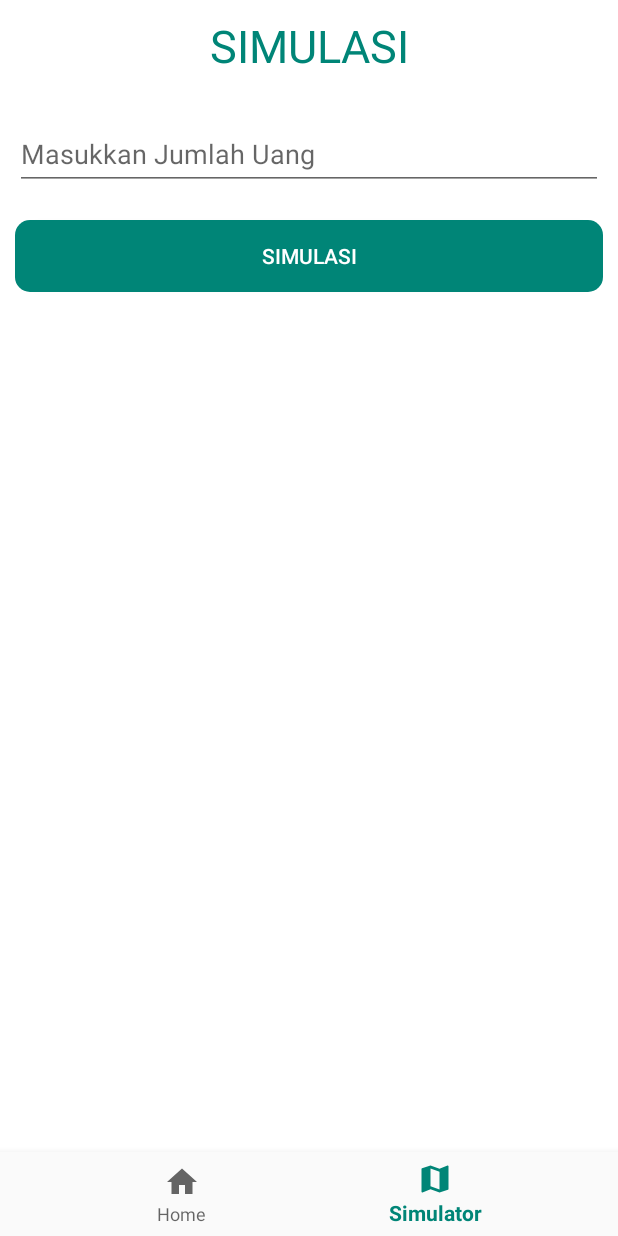
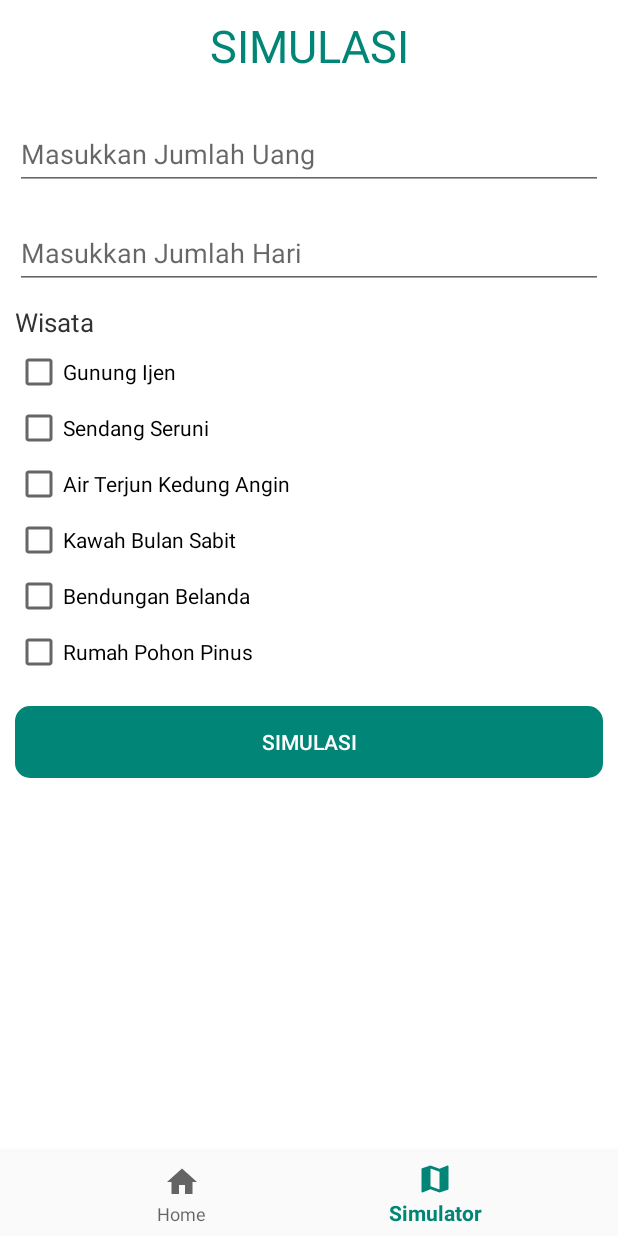
Before and after one commit to brianrizqi/simulatour, an Android app: the screen it shows after launch (MainActivity), item 2 of the bottom bar chosen, on a phone screen of 412 x 824 dp. Run offline under Robolectric (Android 15) with nearby library versions, the phone set to English and light mode, and no system bars; our stand-ins replace Volley; pictures from the network do not load.

Commit message:
fixing layout

```diff
--- a/app/build.gradle
+++ b/app/build.gradle
@@ -5,7 +5,7 @@ android {
     defaultConfig {
         applicationId "id.ac.unej.ilkom.simulatour"
         minSdkVersion 16
-        targetSdkVersion 28
+        targetSdkVersion 27
         versionCode 1
         versionName "1.0"
         testInstrumentationRunner "android.support.test.runner.AndroidJUnitRunner"
@@ -30,4 +30,5 @@ dependencies {
     androidTestImplementation 'com.android.support.test:runner:1.0.2'
     androidTestImplementation 'com.android.support.test.espresso:espresso-core:3.0.2'
     implementation 'com.android.volley:volley:1.1.1'
+    implementation 'com.github.bumptech.glide:glide:3.7.0'
 }
--- a/app/src/main/AndroidManifest.xml
+++ b/app/src/main/AndroidManifest.xml
@@ -22,7 +22,8 @@
             </intent-filter>
         </activity>
         <activity android:name=".HomeDetail" />
-        <activity android:name=".SimulatorDetail"></activity>
+        <activity android:name=".SimulatorDetail" />
+        <activity android:name=".About"></activity>
     </application>
 
 </manifest>
--- a/app/src/main/java/id/ac/unej/ilkom/simulatour/HomeFragment.java
+++ b/app/src/main/java/id/ac/unej/ilkom/simulatour/HomeFragment.java
@@ -8,6 +8,10 @@ import android.support.v7.widget.CardView;
 import android.view.LayoutInflater;
 import android.view.View;
 import android.view.ViewGroup;
+import android.widget.LinearLayout;
+
+import java.util.ArrayList;
+import java.util.List;
 
 
 /**
@@ -15,6 +19,10 @@ import android.view.ViewGroup;
  */
 public class HomeFragment extends Fragment {
     CardView wisata, penginapan, transport, makanan, sewa;
+    private SliderPagerAdapter mAdapter;
+    private SliderIndicator mIndicator;
+    private LinearLayout mLinearLayout;
+    private SliderView sliderView;
 
     public HomeFragment() {
         // Required empty public constructor
@@ -25,6 +33,8 @@ public class HomeFragment extends Fragment {
     public View onCreateView(LayoutInflater inflater, ViewGroup container,
                              Bundle savedInstanceState) {
         View view = inflater.inflate(R.layout.fragment_home, container, false);
+        sliderView = (SliderView) view.findViewById(R.id.sliderView);
+        mLinearLayout = (LinearLayout) view.findViewById(R.id.pagesContainer);
         wisata = (CardView) view.findViewById(R.id.wisata);
         penginapan = (CardView) view.findViewById(R.id.penginapan);
         transport = (CardView) view.findViewById(R.id.transportasi);
@@ -65,7 +75,22 @@ public class HomeFragment extends Fragment {
                 startActivity(i);
             }
         });
+        setupSlider();
         return view;
+    }
+    private void setupSlider() {
+        sliderView.setDurationScroll(800);
+        List<Fragment> fragments = new ArrayList<>();
+        fragments.add(SliderFragment.newInstance("http://helloworlds.me/simulatour/images.png"));
+        fragments.add(SliderFragment.newInstance("http://helloworlds.me/simulatour/images2.jpg"));
+        fragments.add(SliderFragment.newInstance("http://helloworlds.me/simulatour/images3.jpg"));
+        fragments.add(SliderFragment.newInstance("http://helloworlds.me/simulatour/images4.jpg"));
+
+        mAdapter = new SliderPagerAdapter(getChildFragmentManager(), fragments);
+        sliderView.setAdapter(mAdapter);
+        mIndicator = new SliderIndicator(getActivity(), mLinearLayout, sliderView, R.drawable.indicator_slider);
+        mIndicator.setPageCount(fragments.size());
+        mIndicator.show();
     }
 
 }
--- /dev/null
+++ b/app/src/main/java/id/ac/unej/ilkom/simulatour/SliderFragment.java
@@ -0,0 +1,48 @@
+package id.ac.unej.ilkom.simulatour;
+
+import android.content.Context;
+import android.net.Uri;
+import android.os.Bundle;
+import android.support.v4.app.Fragment;
+import android.view.LayoutInflater;
+import android.view.View;
+import android.view.ViewGroup;
+import android.widget.ImageView;
+
+import com.bumptech.glide.Glide;
+
+
+/**
+ * A simple {@link Fragment} subclass.
+ * Activities that contain this fragment must implement the
+ * {@link SliderFragment.OnFragmentInteractionListener} interface
+ * to handle interaction events.
+ * Use the {@link SliderFragment#newInstance} factory method to
+ * create an instance of this fragment.
+ */
+public class SliderFragment extends Fragment {
+    private static final String ARG_PARAM1 = "params";
+
+    private String imageUrls;
+
+    public SliderFragment() {
+    }
+
+    public static SliderFragment newInstance(String params) {
+        SliderFragment fragment = new SliderFragment();
+        Bundle args = new Bundle();
+        args.putString(ARG_PARAM1, params);
+        fragment.setArguments(args);
+        return fragment;
+    }
+
+    @Override
+    public View onCreateView(LayoutInflater inflater, ViewGroup container,
+                             Bundle savedInstanceState) {
+        imageUrls = getArguments().getString(ARG_PARAM1);
+        View view = inflater.inflate(R.layout.fragment_slider, container, false);
+        ImageView img = (ImageView) view.findViewById(R.id.img);
+        Glide.with(getActivity()).load(imageUrls).into(img);
+        return view;
+    }
+}
--- /dev/null
+++ b/app/src/main/java/id/ac/unej/ilkom/simulatour/SliderIndicator.java
@@ -0,0 +1,135 @@
+package id.ac.unej.ilkom.simulatour;
+
+import android.content.Context;
+import android.content.res.Resources;
+import android.os.Handler;
+import android.support.annotation.DimenRes;
+import android.support.annotation.DrawableRes;
+import android.support.annotation.NonNull;
+import android.support.v4.view.ViewPager;
+import android.view.View;
+import android.widget.LinearLayout;
+
+public class SliderIndicator implements ViewPager.OnPageChangeListener {
+    private Context mContext;
+    private LinearLayout mContainer;
+    private int mDrawable;
+    private int mSpacing;
+    private int mSize;
+    private ViewPager mViewPager;
+    private int mPageCount;
+    private int mInitialPage = 0;
+
+    private int defaultSizeInDp = 12;
+    private int defaultSpacingInDp = 12;
+
+    public SliderIndicator(@NonNull Context context,
+                           @NonNull LinearLayout containerView,
+                           @NonNull ViewPager viewPager,
+                           @DrawableRes int drawableRes) {
+        if (context == null) {
+            throw new IllegalArgumentException("context cannot be null");
+        } else if (containerView == null) {
+            throw new IllegalArgumentException("containerView cannot be null");
+        } else if (viewPager == null) {
+            throw new IllegalArgumentException("ViewPager cannot be null");
+        } else if (viewPager.getAdapter() == null) {
+            throw new IllegalArgumentException("ViewPager does not have an adapter set on it.");
+        }
+        mContext = context;
+        mContainer = containerView;
+        mDrawable = drawableRes;
+        mViewPager = viewPager;
+
+    }
+
+    public void setPageCount(int pageCount) {
+        mPageCount = pageCount;
+    }
+
+    public void setInitialPage(int page) {
+        mInitialPage = page;
+    }
+
+    public void setDrawable(@DrawableRes int drawable) {
+        mDrawable = drawable;
+    }
+
+    public void setSpacingRes(@DimenRes int spacingRes) {
+        mSpacing = spacingRes;
+    }
+
+    public void setSize(@DimenRes int dimenRes) {
+        mSize = dimenRes;
+    }
+
+    public void show() {
+        initIndicators();
+        setIndicatorAsSelected(mInitialPage);
+        new Handler().postDelayed(new Runnable() {
+            @Override public void run() {
+                mViewPager.setCurrentItem(1);
+            }
+        }, 2500);
+    }
+
+    private void initIndicators() {
+        if (mContainer == null || mPageCount <= 0) {
+            return;
+        }
+
+        mViewPager.addOnPageChangeListener(this);
+        Resources res = mContext.getResources();
+        mContainer.removeAllViews();
+        for (int i = 0; i < mPageCount; i++) {
+            View view = new View(mContext);
+            int dimen = mSize != 0 ? res.getDimensionPixelSize(mSize) : ((int) res.getDisplayMetrics().density * defaultSizeInDp);
+            int margin = mSpacing != 0 ? res.getDimensionPixelSize(mSpacing) : ((int) res.getDisplayMetrics().density * defaultSpacingInDp);
+            LinearLayout.LayoutParams lp = new LinearLayout.LayoutParams(dimen, dimen);
+            lp.setMargins(i == 0 ? 0 : margin, 0, 0, 0);
+            view.setLayoutParams(lp);
+            view.setBackgroundResource(mDrawable);
+            view.setSelected(i == 0);
+            mContainer.addView(view);
+        }
+    }
+
+    private void setIndicatorAsSelected(int index) {
+        if (mContainer == null) {
+            return;
+        }
+        for (int i = 0; i < mContainer.getChildCount(); i++) {
+            View view = mContainer.getChildAt(i);
+            view.setSelected(i == index);
+        }
+    }
+
+    @Override
+    public void onPageScrolled(int position, float positionOffset, int positionOffsetPixels) {
+
+    }
+
+    @Override
+    public void onPageSelected(int position) {
+        int index = position % mPageCount;
+        setIndicatorAsSelected(index);
+        final int moveTo = position + 1;
+        try {
+            new Handler().postDelayed(new Runnable() {
+                @Override public void run() {
+                    mViewPager.setCurrentItem(moveTo);
+                }
+            }, 2500);
+        }catch (Exception e){
+        }
+    }
+
+    @Override
+    public void onPageScrollStateChanged(int state) {
+
+    }
+
+    public void cleanup() {
+        mViewPager.clearOnPageChangeListeners();
+    }
+}
--- /dev/null
+++ b/app/src/main/java/id/ac/unej/ilkom/simulatour/SliderPagerAdapter.java
@@ -0,0 +1,32 @@
+package id.ac.unej.ilkom.simulatour;
+
+import android.support.v4.app.Fragment;
+import android.support.v4.app.FragmentManager;
+import android.support.v4.app.FragmentStatePagerAdapter;
+
+import java.util.ArrayList;
+import java.util.List;
+
+public class SliderPagerAdapter extends FragmentStatePagerAdapter {
+
+    private static final String TAG = "SliderPagerAdapter";
+
+    List<Fragment> mFrags = new ArrayList<>();
+
+    public SliderPagerAdapter(FragmentManager fm, List<Fragment> frags) {
+        super(fm);
+        mFrags = frags;
+    }
+
+    @Override
+    public Fragment getItem(int position) {
+        int index = position % mFrags.size();
+        return SliderFragment.newInstance(mFrags.get(index).getArguments().getString("params"));
+    }
+
+    @Override
+    public int getCount() {
+        return Integer.MAX_VALUE;
+    }
+
+}
--- /dev/null
+++ b/app/src/main/java/id/ac/unej/ilkom/simulatour/SliderView.java
@@ -0,0 +1,64 @@
+package id.ac.unej.ilkom.simulatour;
+
+import android.app.Activity;
+import android.content.Context;
+import android.support.annotation.NonNull;
+import android.support.annotation.Nullable;
+import android.support.v4.view.ViewPager;
+import android.util.AttributeSet;
+import android.view.MotionEvent;
+import android.view.View;
+import android.view.animation.DecelerateInterpolator;
+import android.widget.Scroller;
+
+import java.lang.reflect.Field;
+
+public class SliderView extends ViewPager {
+    public static final int DEFAULT_SCROLL_DURATION = 200;
+    public static final int SLIDE_MODE_SCROLL_DURATION = 1000;
+
+    public SliderView(Context context) {
+        super(context);
+        init();
+    }
+
+    public SliderView(Context context, AttributeSet attrs) {
+        super(context, attrs);
+        init();
+    }
+
+    private void init() {
+        setDurationScroll(DEFAULT_SCROLL_DURATION);
+        this.setOnTouchListener(new OnTouchListener() {
+            @Override
+            public boolean onTouch(View v, MotionEvent event) {
+                return true;
+            }
+        });
+    }
+    public void setDurationScroll(int millis) {
+        try {
+            Class<?> viewpager = ViewPager.class;
+            Field scroller = viewpager.getDeclaredField("mScroller");
+            scroller.setAccessible(true);
+            scroller.set(this, new OwnScroller(getContext(), millis));
+        } catch (Exception e) {
+            e.printStackTrace();
+        }
+    }
+
+    public class OwnScroller extends Scroller {
+
+        private int durationScrollMillis = 1;
+
+        public OwnScroller(Context context, int durationScroll) {
+            super(context, new DecelerateInterpolator());
+            this.durationScrollMillis = durationScroll;
+        }
+
+        @Override
+        public void startScroll(int startX, int startY, int dx, int dy, int duration) {
+            super.startScroll(startX, startY, dx, dy, durationScrollMillis);
+        }
+    }
+}
--- /dev/null
+++ b/app/src/main/res/drawable/ic_info_outline_black_24dp.xml
@@ -0,0 +1,5 @@
+<vector android:height="24dp" android:tint="#FFFFFF"
+    android:viewportHeight="24.0" android:viewportWidth="24.0"
+    android:width="24dp" xmlns:android="http://schemas.android.com/apk/res/android">
+    <path android:fillColor="#FF000000" android:pathData="M11,17h2v-6h-2v6zM12,2C6.48,2 2,6.48 2,12s4.48,10 10,10 10,-4.48 10,-10S17.52,2 12,2zM12,20c-4.41,0 -8,-3.59 -8,-8s3.59,-8 8,-8 8,3.59 8,8 -3.59,8 -8,8zM11,9h2L13,7h-2v2z"/>
+</vector>
--- /dev/null
+++ b/app/src/main/res/drawable/indicator_slider.xml
@@ -0,0 +1,19 @@
+<?xml version="1.0" encoding="utf-8"?>
+<selector xmlns:android="http://schemas.android.com/apk/res/android">
+    <item>
+        <shape android:shape="oval">
+            <solid android:color="#fff"/>
+            <stroke
+                android:width="1dp"
+                android:color="#fff"/>
+        </shape>
+    </item>
+    <item>
+        <shape android:shape="oval">
+            <stroke
+                android:width="1dp"
+                android:color="#fff"/>
+        </shape>
+    </item>
+
+</selector>
--- a/app/src/main/res/layout/fragment_simulator.xml
+++ b/app/src/main/res/layout/fragment_simulator.xml
@@ -26,6 +26,55 @@
             android:hint="Masukkan Jumlah Uang" />
     </android.support.design.widget.TextInputLayout>
 
+    <android.support.design.widget.TextInputLayout
+        android:layout_width="match_parent"
+        android:layout_height="wrap_content"
+        android:layout_marginTop="10dp">
+
+        <EditText
+            android:layout_width="match_parent"
+            android:layout_height="wrap_content"
+            android:hint="Masukkan Jumlah Hari" />
+    </android.support.design.widget.TextInputLayout>
+    <TextView
+        android:layout_marginTop="10dp"
+        android:layout_width="wrap_content"
+        android:layout_height="wrap_content"
+        android:text="Wisata"
+        android:textColor="#333"
+        android:textSize="17dp"/>
+    <CheckBox
+        android:layout_marginTop="5dp"
+        android:layout_width="match_parent"
+        android:layout_height="wrap_content"
+        android:text="Gunung Ijen"/>
+    <CheckBox
+        android:layout_marginTop="5dp"
+        android:layout_width="match_parent"
+        android:layout_height="wrap_content"
+        android:text="Sendang Seruni"/>
+    <CheckBox
+        android:layout_marginTop="5dp"
+        android:layout_width="match_parent"
+        android:layout_height="wrap_content"
+        android:text="Air Terjun Kedung Angin"/>
+    <CheckBox
+        android:layout_marginTop="5dp"
+        android:layout_width="match_parent"
+        android:layout_height="wrap_content"
+        android:text="Kawah Bulan Sabit"/>
+    <CheckBox
+        android:layout_marginTop="5dp"
+        android:layout_width="match_parent"
+        android:layout_height="wrap_content"
+        android:text="Bendungan Belanda"/>
+    <CheckBox
+        android:layout_marginTop="5dp"
+        android:layout_width="match_parent"
+        android:layout_height="wrap_content"
+        android:text="Rumah Pohon Pinus"/>
+
+
     <Button
         android:id="@+id/simulate"
         android:layout_width="match_parent"
```
Also changed, not shown: app/src/main/java/id/ac/unej/ilkom/simulatour/About.java (added, +23 -0 lines), app/src/main/res/drawable/bg_slider.xml (added, +11 -0 lines), app/src/main/res/drawable/circle.xml (added, +11 -0 lines), app/src/main/res/layout/activity_about.xml (added, +35 -0 lines), app/src/main/res/layout/fragment_home.xml (+75 -11 lines), app/src/main/res/layout/fragment_slider.xml (added, +14 -0 lines).
